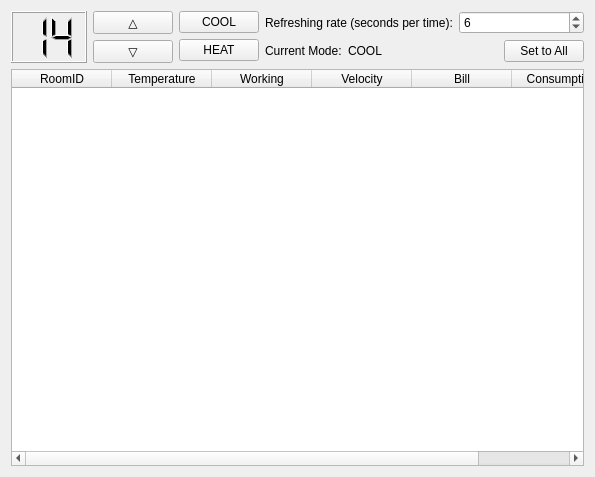
Qt form AirMaster/mainwindow.ui (Shantom/CentralAirConditioner-AirMaster) before a commit.
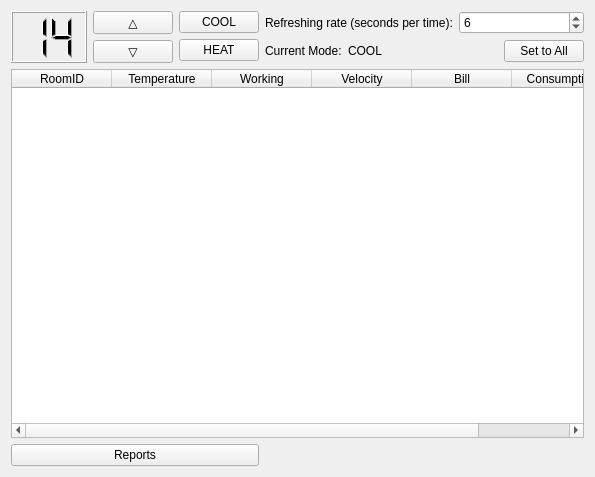
The same form after that commit.

Commit message: blank report

What changed in the file:
```diff
--- a/AirMaster/mainwindow.ui
+++ b/AirMaster/mainwindow.ui
@@ -211,6 +211,13 @@
       </column>
      </widget>
     </item>
+    <item row="2" column="0">
+     <widget class="QPushButton" name="pushButton">
+      <property name="text">
+       <string>Reports</string>
+      </property>
+     </widget>
+    </item>
    </layout>
   </widget>
  </widget>
```
Left out of the diff: 2 changed lines with no effect on the pictures. The commit also changes 3 other files.
